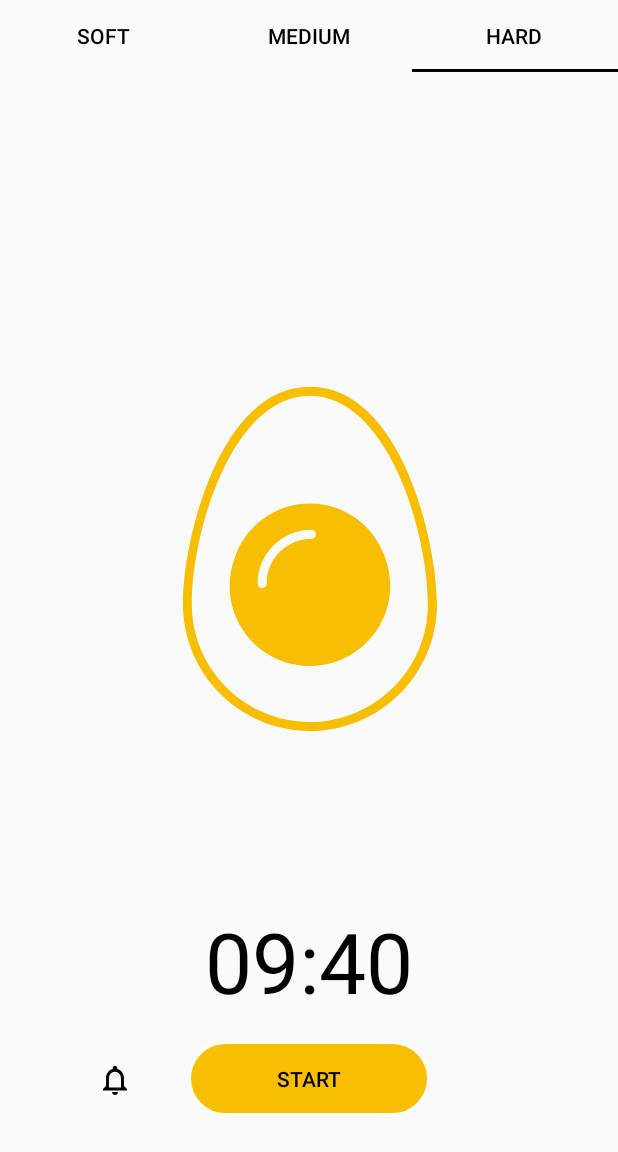
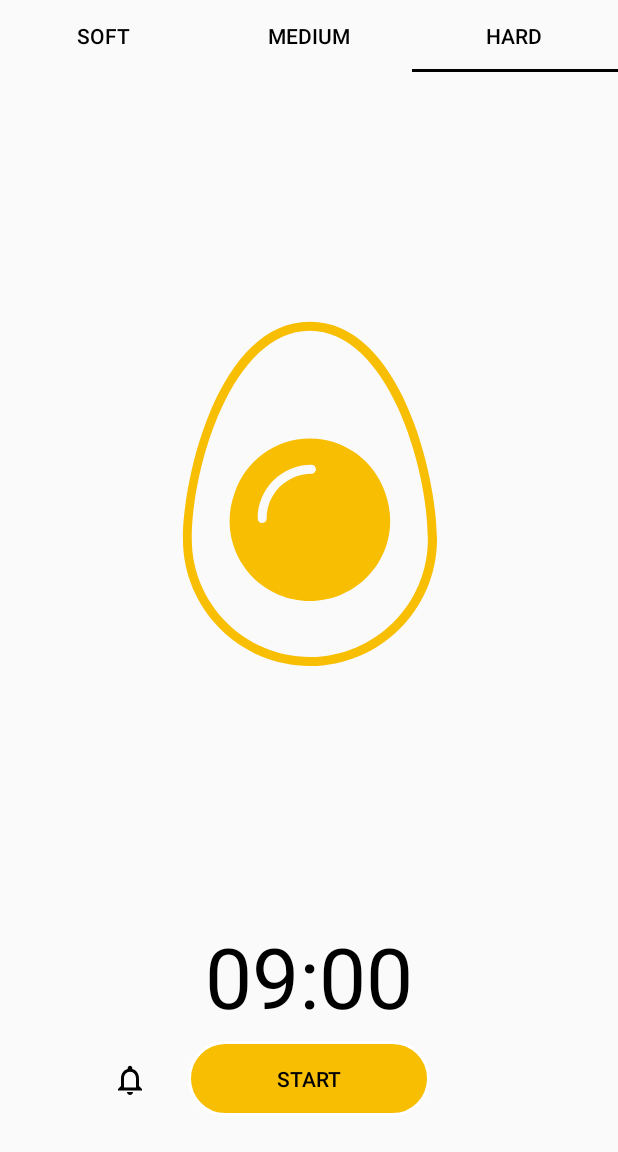
Before and after one commit to eliseevavika/EggTimer, an Android app: the screen it shows after launch (MainActivity), tab 3 chosen, on a phone screen of 412 x 824 dp. Shown: the top 1152 px of the screen. Run offline under Robolectric (Android 15) with nearby library versions, the phone set to English and light mode, and no system bars.

Commit message:
polish main layout

```diff
--- a/app/src/main/java/com/project/eggtimer/MainActivity.java
+++ b/app/src/main/java/com/project/eggtimer/MainActivity.java
@@ -17,6 +17,7 @@ import com.google.android.material.tabs.TabLayoutMediator;
 
 import java.util.ArrayList;
 import java.util.List;
+import java.util.Locale;
 import java.util.concurrent.TimeUnit;
 
 import androidx.appcompat.app.AppCompatActivity;
@@ -42,11 +43,11 @@ public class MainActivity extends AppCompatActivity {
 
     private ButtonState startStopButtonState = ButtonState.Start;
 
-    private List<TimerTab> timerTabs = new ArrayList() {
+    private final List<TimerTab> timerTabs = new ArrayList<TimerTab>() {
         {
-            add(new TimerTab(R.string.tab_title_soft, R.drawable.ic_new_layer1, TimeUnit.MINUTES.toMillis(4) + TimeUnit.SECONDS.toMillis(40)));
-            add(new TimerTab(R.string.tab_title_medium, R.drawable.ic_new_layer2, TimeUnit.MINUTES.toMillis(5) + TimeUnit.SECONDS.toMillis(40)));
-            add(new TimerTab(R.string.tab_title_hard, R.drawable.ic_new_layer3, TimeUnit.MINUTES.toMillis(9) + TimeUnit.SECONDS.toMillis(40)));
+            add(new TimerTab(R.string.tab_title_soft, R.drawable.ic_new_layer1, TimeUnit.MINUTES.toMillis(4) + TimeUnit.SECONDS.toMillis(0)));
+            add(new TimerTab(R.string.tab_title_medium, R.drawable.ic_new_layer2, TimeUnit.MINUTES.toMillis(6) + TimeUnit.SECONDS.toMillis(0)));
+            add(new TimerTab(R.string.tab_title_hard, R.drawable.ic_new_layer3, TimeUnit.MINUTES.toMillis(9) + TimeUnit.SECONDS.toMillis(0)));
         }
     };
 
@@ -131,13 +132,13 @@ public class MainActivity extends AppCompatActivity {
 
                 switch (position) {
                     case 0:
-                        timeView.setText(String.format("%02d:%02d", 4, 40));
+                        timeView.setText(String.format(Locale.US, "%02d:%02d", 4, 0));
                         break;
                     case 1:
-                        timeView.setText(String.format("%02d:%02d", 5, 40));
+                        timeView.setText(String.format(Locale.US, "%02d:%02d", 6, 0));
                         break;
                     case 2:
-                        timeView.setText(String.format("%02d:%02d", 9, 40));
+                        timeView.setText(String.format(Locale.US, "%02d:%02d", 9, 0));
                         break;
                 }
             }
@@ -162,7 +163,7 @@ public class MainActivity extends AppCompatActivity {
         mTimeLeftInMillis = getTimerValue();
         int minutes = (int) (mTimeLeftInMillis / 1000) / 60;
         int seconds = (int) (mTimeLeftInMillis / 1000) % 60;
-        timeView.setText(String.format("%02d:%02d", minutes, seconds));
+        timeView.setText(String.format(Locale.US, "%02d:%02d", minutes, seconds));
     }
 
     private void onStartClick() {
@@ -184,7 +185,7 @@ public class MainActivity extends AppCompatActivity {
                 mTimeLeftInMillis = millisUntilFinished;
                 int minutes = (int) (mTimeLeftInMillis / 1000) / 60;
                 int seconds = (int) (mTimeLeftInMillis / 1000) % 60;
-                timeView.setText(String.format("%02d:%02d", minutes, seconds));
+                timeView.setText(String.format(Locale.US, "%02d:%02d", minutes, seconds));
             }
 
             @Override
--- a/app/src/main/res/layout/activity_main.xml
+++ b/app/src/main/res/layout/activity_main.xml
@@ -28,7 +28,7 @@
         android:id="@+id/viewPager2"
         android:layout_width="0dp"
         android:layout_height="0dp"
-        app:layout_constraintBottom_toTopOf="@id/btn"
+        app:layout_constraintBottom_toTopOf="@+id/time_view"
         app:layout_constraintEnd_toEndOf="parent"
         app:layout_constraintStart_toStartOf="parent"
         app:layout_constraintTop_toBottomOf="@id/tab_layout"
@@ -40,7 +40,7 @@
         android:layout_height="wrap_content"
         android:layout_gravity="center"
         android:gravity="center"
-        android:padding="16dp"
+        android:padding="6dp"
         android:textAppearance="@android:style/TextAppearance.Large"
         android:textColor="#000"
         android:textSize="56sp"
@@ -58,10 +58,10 @@
         android:background="#00000000"
         android:padding="10dp"
         android:textColor="#000"
-        android:tint="#000000"
         app:layout_constraintBottom_toBottomOf="@+id/btn"
         app:layout_constraintEnd_toStartOf="@+id/time_view"
-        tools:src="@drawable/ic_notifications_none_black_24dp" />
+        tools:src="@drawable/ic_notifications_none_black_24dp"
+        app:tint="#000000" />
 
     <Button
         android:id="@+id/btn"
@@ -76,6 +76,5 @@
         android:textColor="#000"
         app:layout_constraintBottom_toBottomOf="parent"
         app:layout_constraintEnd_toEndOf="parent"
-        app:layout_constraintStart_toStartOf="parent"
-        app:layout_constraintTop_toBottomOf="@id/viewPager2" />
+        app:layout_constraintStart_toStartOf="parent"/>
 </androidx.constraintlayout.widget.ConstraintLayout>
--- a/app/src/main/res/layout/adapter_pager.xml
+++ b/app/src/main/res/layout/adapter_pager.xml
@@ -8,13 +8,12 @@
         android:id="@+id/imageView"
         android:layout_width="wrap_content"
         android:layout_height="wrap_content"
-        android:scaleType="centerCrop"
+        android:scaleType ="centerCrop"
         android:src="@drawable/ic_new_layer1"
-        android:tint="#f8be01"
         app:layout_constraintBottom_toBottomOf="parent"
         app:layout_constraintEnd_toEndOf="parent"
         app:layout_constraintStart_toStartOf="parent"
-        app:layout_constraintTop_toTopOf="parent" />
-    />
+        app:layout_constraintTop_toTopOf="parent"
+        app:tint="#f8be01" />
 
 </androidx.constraintlayout.widget.ConstraintLayout>
--- a/build.gradle
+++ b/build.gradle
@@ -7,7 +7,7 @@ buildscript {
 
     }
     dependencies {
-        classpath 'com.android.tools.build:gradle:3.6.0'
+        classpath 'com.android.tools.build:gradle:7.2.2'
 
         // NOTE: Do not place your application dependencies here; they belong
         // in the individual module build.gradle files
```
Also changed, not shown: app/build.gradle (+5 -5 lines), gradle/wrapper/gradle-wrapper.properties.
